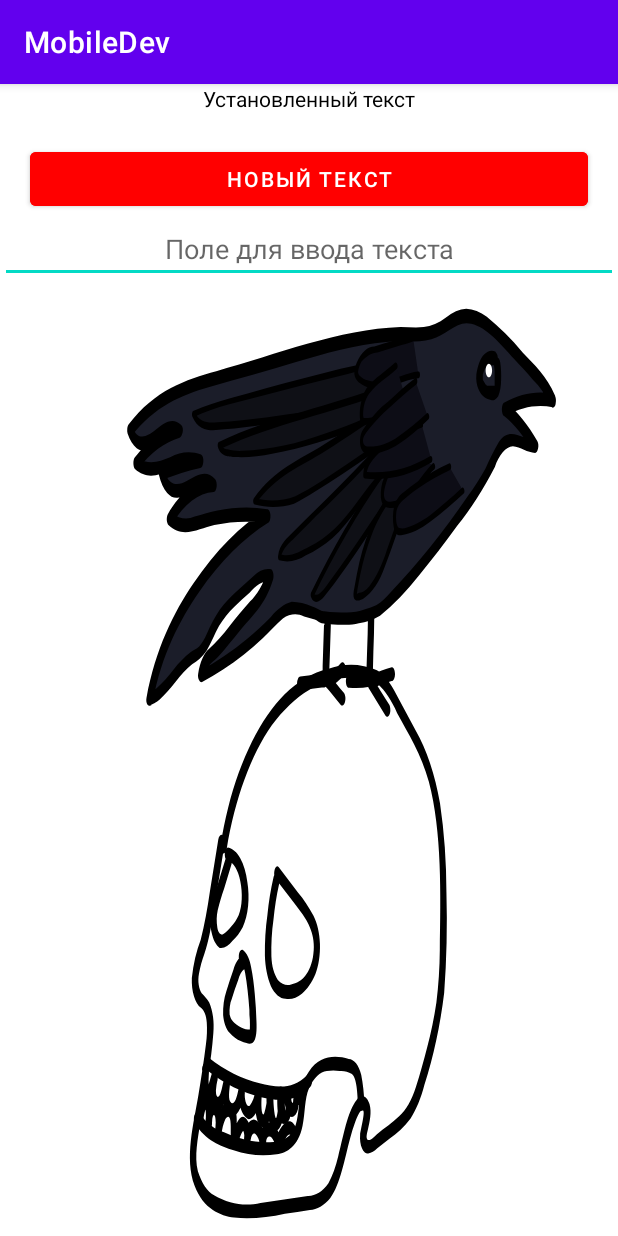
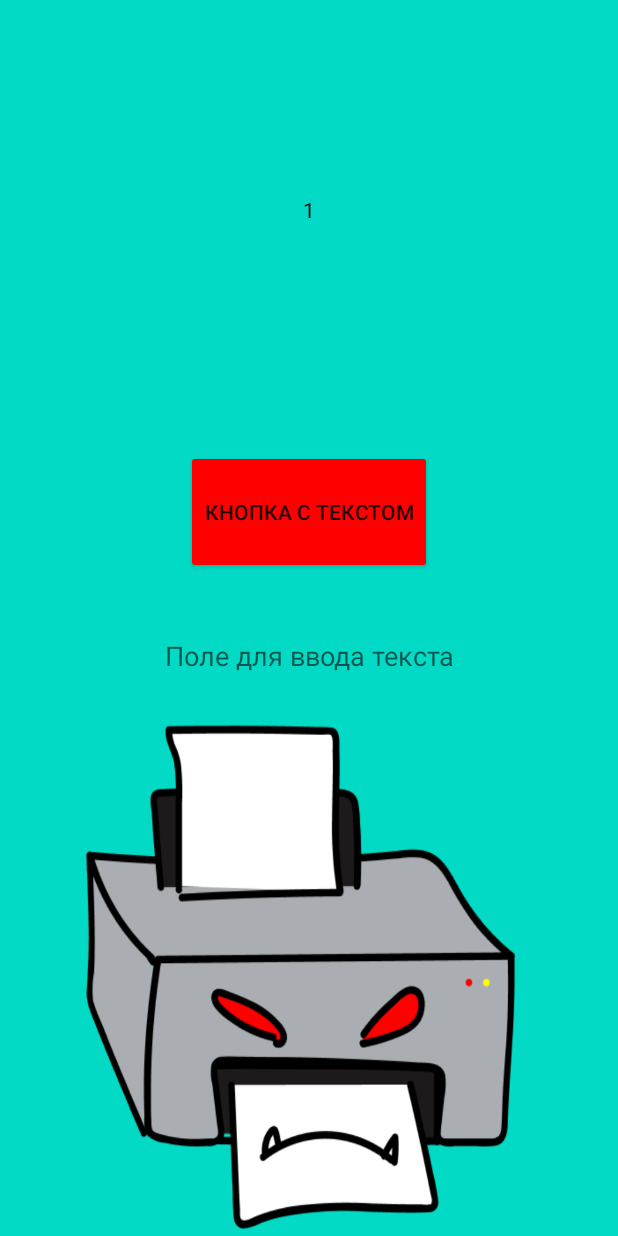
Before and after one commit to LuminescentNebula/MobileDev, an Android app: the screen it shows after launch (MainActivity), on a phone screen of 412 x 824 dp. Run offline under Robolectric (Android 15) with nearby library versions, the light colour scheme and no system bars.

Commit message:
Practice 3

```diff
--- a/app/src/main/AndroidManifest.xml
+++ b/app/src/main/AndroidManifest.xml
@@ -17,14 +17,9 @@
             android:exported="true">
             <intent-filter>
                 <action android:name="android.intent.action.MAIN" />
-
                 <category android:name="android.intent.category.LAUNCHER" />
             </intent-filter>
         </activity>
-        <activity
-            android:name=".SecondActivity">
-        </activity>
-
     </application>
 
 </manifest>
--- /dev/null
+++ b/app/src/main/java/com/mirea/mobiledev/FirstFragment.java
@@ -0,0 +1,89 @@
+package com.mirea.mobiledev;
+
+import android.os.Bundle;
+import android.util.Log;
+import android.view.LayoutInflater;
+import android.view.View;
+import android.view.ViewGroup;
+import android.widget.Button;
+import android.widget.ImageView;
+import android.widget.TextView;
+import android.widget.Toast;
+
+import androidx.annotation.NonNull;
+import androidx.annotation.Nullable;
+import androidx.fragment.app.Fragment;
+import androidx.fragment.app.FragmentActivity;
+import androidx.fragment.app.FragmentResultListener;
+
+public class FirstFragment extends Fragment {
+    private final String TAG = "FRAGMENT1";
+    View view;
+    public FirstFragment(){
+    }
+
+    @Override
+    public void onCreate(@Nullable Bundle savedInstanceState) {
+        Log.v(TAG,"onCreate");
+        Toast.makeText(getContext(), "onCreate", Toast.LENGTH_SHORT).show();
+        super.onCreate(savedInstanceState);
+    }
+
+    @Override
+    public View onCreateView(LayoutInflater inflater,
+                             ViewGroup container, Bundle savedInstanceState) {
+        view= inflater.inflate(R.layout.linear_layout, container, false);
+        Bundle bundle = this.getArguments();
+
+        Button myButton = view.findViewById(R.id.linear_button);
+        myButton.setOnClickListener(v -> {
+            if (bundle != null) {
+                bundle.putInt("some_int", bundle.getInt("some_int", 0) + 1);
+                getParentFragmentManager().setFragmentResult("fromFirst", bundle);
+            }
+        });
+        return view;
+
+    }
+
+    @Override
+    public void onStart() {
+        Log.v(TAG,"onStart");
+        Toast.makeText(getContext(), "onStart", Toast.LENGTH_SHORT).show();
+        super.onStart();
+
+        Bundle bundle = this.getArguments();
+        if (bundle != null) {
+            TextView v = view.findViewById(R.id.linear_text);
+            v.setText(String.valueOf(bundle.getInt("some_int",0)));
+        }
+    }
+
+    @Override
+    public void onResume() {
+        Log.v(TAG,"onResume");
+        Toast.makeText(getContext(), "onResume", Toast.LENGTH_SHORT).show();
+        super.onResume();
+    }
+
+    @Override
+    public void onPause() {
+        Log.v(TAG,"onPause");
+        Toast.makeText(getContext(), "onPause", Toast.LENGTH_SHORT).show();
+        super.onPause();
+    }
+
+    @Override
+    public void onStop() {
+        Log.v(TAG,"onStop");
+        Toast.makeText(getContext(), "onStop", Toast.LENGTH_SHORT).show();
+        super.onStop();
+    }
+
+    @Override
+    public void onDestroy() {
+        Log.v(TAG,"onDestroy");
+        Toast.makeText(getContext(), "onDestroy", Toast.LENGTH_SHORT).show();
+        super.onDestroy();
+    }
+}
--- a/app/src/main/java/com/mirea/mobiledev/MainActivity.java
+++ b/app/src/main/java/com/mirea/mobiledev/MainActivity.java
@@ -1,6 +1,12 @@
 package com.mirea.mobiledev;
 
+import androidx.annotation.NonNull;
+import androidx.annotation.Nullable;
 import androidx.appcompat.app.AppCompatActivity;
+import androidx.fragment.app.FragmentActivity;
+import androidx.fragment.app.FragmentManager;
+import androidx.fragment.app.FragmentResultListener;
+import androidx.fragment.app.FragmentTransaction;
 
 import android.content.Intent;
 import android.os.Bundle;
@@ -11,70 +17,47 @@ import android.widget.ImageView;
 import android.widget.TextView;
 import android.widget.Toast;
 
-public class MainActivity extends AppCompatActivity {
-
-    public void onButtonClick(View view)
-    {
-        Log.i(TAG, "Clicked!");
-    }
-
+public class MainActivity extends FragmentActivity {
 
     private final String TAG = "onTag";
+
     @Override
     protected void onCreate(Bundle savedInstanceState) {
         super.onCreate(savedInstanceState);
-        setContentView(R.layout.constraint_layout);
-        Log.i(TAG,"onCreate");
+        setContentView(R.layout.main_activity);
 
-        TextView v= findViewById(R.id.textView2);
-        v.setText("Установленный текст");
-        ImageView imageView = findViewById(R.id.imageView);
-        imageView.setBackgroundResource(R.drawable.raven);
-        Button button = findViewById(R.id.button2);
-        button.setText(R.string.nbtn);
+        if (savedInstanceState == null) {
+            Bundle bundle = new Bundle();
+            bundle.putInt("some_int", 1);
+            getSupportFragmentManager().beginTransaction()
+                    .setReorderingAllowed(true)
+                    .replace(R.id.fragment_container_view,
+                            FirstFragment.class, bundle)
+                    .commit();
+        }
 
-        View.OnClickListener onClickListener=new View.OnClickListener() {
-            @Override
-            public void onClick(View v) {
-                Log.i(TAG, "Clicked!");
-                Intent intent = new Intent(getApplicationContext(), SecondActivity.class);
-                intent.putExtra(SecondActivity.TEXT, "Передалось!");
-                startActivity(intent);
-            }
-        };
-        button.setOnClickListener(onClickListener);
+        getSupportFragmentManager().setFragmentResultListener("fromFirst", this, (requestKey, bundle) -> {
+            Integer result = bundle.getInt("some_int", 0);
+            Log.i(TAG, String.valueOf(result));
+            Log.i(TAG, getSupportFragmentManager().getFragments().toString());
+            getSupportFragmentManager().popBackStack();
+            getSupportFragmentManager().beginTransaction()
+                    .setReorderingAllowed(true)
+                    .replace(R.id.fragment_container_view,
+                            SecondFragment.class, bundle)
+                    .commit();
 
-        Toast.makeText(this, "onCreate", Toast.LENGTH_SHORT).show();
-    }
+        });
 
-    @Override
-    protected void onStart() {
-        super.onStart();
-        Log.d(TAG,"onStart");
-        Toast.makeText(this, "onStart", Toast.LENGTH_SHORT).show();
-    }
-    @Override
-    protected void onStop() {
-        super.onStop();
-        Log.e(TAG,"onStop");
-        Toast.makeText(this, "onStop", Toast.LENGTH_SHORT).show();
-    }
-    @Override
-    protected void onDestroy() {
-        super.onDestroy();
-        Log.v(TAG,"onDestroy");
-        Toast.makeText(this, "onDestroy", Toast.LENGTH_SHORT).show();
-    }
-    @Override
-    protected void onPause() {
-        super.onPause();
-        Log.w(TAG,"onPause");
-        Toast.makeText(this, "onPause", Toast.LENGTH_SHORT).show();
-    }
-    @Override
-    protected void onResume() {
-        super.onResume();
-        Log.wtf(TAG,"onResume");
-        Toast.makeText(this, "onResume", Toast.LENGTH_SHORT).show();
+        getSupportFragmentManager().setFragmentResultListener("fromSecond", this, (requestKey, bundle) -> {
+            Integer result = bundle.getInt("some_int", 0);
+            Log.i(TAG, String.valueOf(result));
+            Log.i(TAG, getSupportFragmentManager().getFragments().toString());
+            getSupportFragmentManager().beginTransaction()
+                    .setReorderingAllowed(true)
+                    .add(R.id.fragment_container_view,
+                            FirstFragment.class, bundle)
+                    .commit();
+        });
     }
 }
--- a/app/src/main/res/layout/constraint_layout.xml
+++ b/app/src/main/res/layout/constraint_layout.xml
@@ -4,50 +4,56 @@
     xmlns:tools="http://schemas.android.com/tools"
     android:layout_width="match_parent"
     android:layout_height="match_parent"
+    android:background="@color/teal_200"
     tools:context=".MainActivity">
-
     <TextView
-        android:id="@+id/textView2"
-        android:layout_width="match_parent"
+        android:id="@+id/constraint_text"
+        android:layout_width="wrap_content"
         android:layout_height="@dimen/zero"
+        app:layout_constraintHeight_percent="0.2"
         android:gravity="center"
         android:text="@string/field"
         android:textColor="@color/black"
+        app:layout_constraintBottom_toTopOf="@+id/editText"
         app:layout_constraintEnd_toEndOf="parent"
         app:layout_constraintStart_toStartOf="parent"
         app:layout_constraintTop_toTopOf="parent" />
 
     <Button
-        android:id="@+id/button2"
-        android:layout_width="match_parent"
+        android:id="@+id/constraint_button"
+        android:layout_width="wrap_content"
         android:layout_height="@dimen/zero"
-        android:layout_margin="20dp"
         android:backgroundTint="@color/red"
         android:text="@string/btn"
+        app:layout_constraintBottom_toTopOf="@+id/imageView"
         app:layout_constraintEnd_toEndOf="parent"
+        app:layout_constraintHeight_percent="0.1"
         app:layout_constraintStart_toStartOf="parent"
-        app:layout_constraintTop_toBottomOf="@+id/textView2" />
+        app:layout_constraintTop_toBottomOf="@+id/editText" />
 
     <EditText
         android:id="@+id/editText"
-        android:layout_width="match_parent"
+        android:layout_width="wrap_content"
         android:layout_height="@dimen/zero"
-        android:layout_weight="1"
         android:gravity="center"
         android:hint="@string/input"
+        app:layout_constraintTop_toBottomOf="@id/constraint_text"
+        app:layout_constraintBottom_toTopOf="@id/constraint_button"
         app:layout_constraintEnd_toEndOf="parent"
+        app:layout_constraintHeight_percent="0.2"
         app:layout_constraintStart_toStartOf="parent"
-        app:layout_constraintTop_toBottomOf="@+id/button2" />
+         />
 
     <ImageView
         android:id="@+id/imageView"
+
         android:layout_width="match_parent"
         android:layout_height="@dimen/zero"
-        android:layout_weight="1"
         android:background="@drawable/ghidorah"
+        app:layout_constraintTop_toBottomOf="@id/constraint_button"
         app:layout_constraintBottom_toBottomOf="parent"
         app:layout_constraintEnd_toEndOf="parent"
-        app:layout_constraintStart_toStartOf="parent"
-        app:layout_constraintTop_toBottomOf="@+id/editText" />
+        app:layout_constraintHeight_percent="0.5"
+        app:layout_constraintStart_toStartOf="parent" />
 
 </androidx.constraintlayout.widget.ConstraintLayout>
--- a/app/src/main/res/layout/linear_layout.xml
+++ b/app/src/main/res/layout/linear_layout.xml
@@ -2,31 +2,34 @@
 <android.widget.LinearLayout xmlns:android="http://schemas.android.com/apk/res/android"
     android:layout_width="match_parent"
     android:layout_height="match_parent"
-    android:orientation="vertical">
+    android:orientation="vertical"
+    android:gravity="center"
+    android:background="@color/teal_200">
     <TextView
-        android:id="@+id/tv"
+        android:id="@+id/linear_text"
         android:text="@string/field"
         android:gravity="center"
         android:textColor="@color/black"
-        android:layout_width="match_parent"
+        android:layout_width="wrap_content"
         android:layout_height="@dimen/zero"
-        android:layout_weight="1"/>
+        android:layout_weight="0.8"/>
     <Button
         android:text="@string/btn"
+        android:id="@+id/linear_button"
         android:layout_margin="20dp"
         android:backgroundTint="@color/red"
-        android:layout_width="match_parent"
-        android:layout_height="@dimen/zero"
-        android:layout_weight="1"/>
+        android:layout_width="wrap_content"
+        android:layout_height="wrap_content"
+        android:layout_weight="0.1"/>
     <EditText
         android:hint="@string/input"
         android:gravity="center"
-        android:layout_width="match_parent"
+        android:layout_width="wrap_content"
         android:layout_height="@dimen/zero"
-        android:layout_weight="1"/>
+        android:layout_weight="0.2"/>
     <ImageView
         android:background="@drawable/printer"
-        android:layout_width="match_parent"
+        android:layout_width="wrap_content"
         android:layout_height="@dimen/zero"
         android:layout_weight="1"/>
 
--- /dev/null
+++ b/app/src/main/res/layout/main_activity.xml
@@ -0,0 +1,11 @@
+<?xml version="1.0" encoding="utf-8"?>
+<androidx.constraintlayout.widget.ConstraintLayout xmlns:android="http://schemas.android.com/apk/res/android"
+    android:layout_width="match_parent"
+    android:layout_height="match_parent">
+
+    <androidx.fragment.app.FragmentContainerView
+        android:id="@+id/fragment_container_view"
+        android:layout_width="match_parent"
+        android:layout_height="match_parent"/>
+
+</androidx.constraintlayout.widget.ConstraintLayout>
```
Also changed, not shown: app/src/main/java/com/mirea/mobiledev/SecondActivity.java (deleted, +0 -22 lines), app/src/main/java/com/mirea/mobiledev/SecondFragment.java (added, +85 -0 lines).
